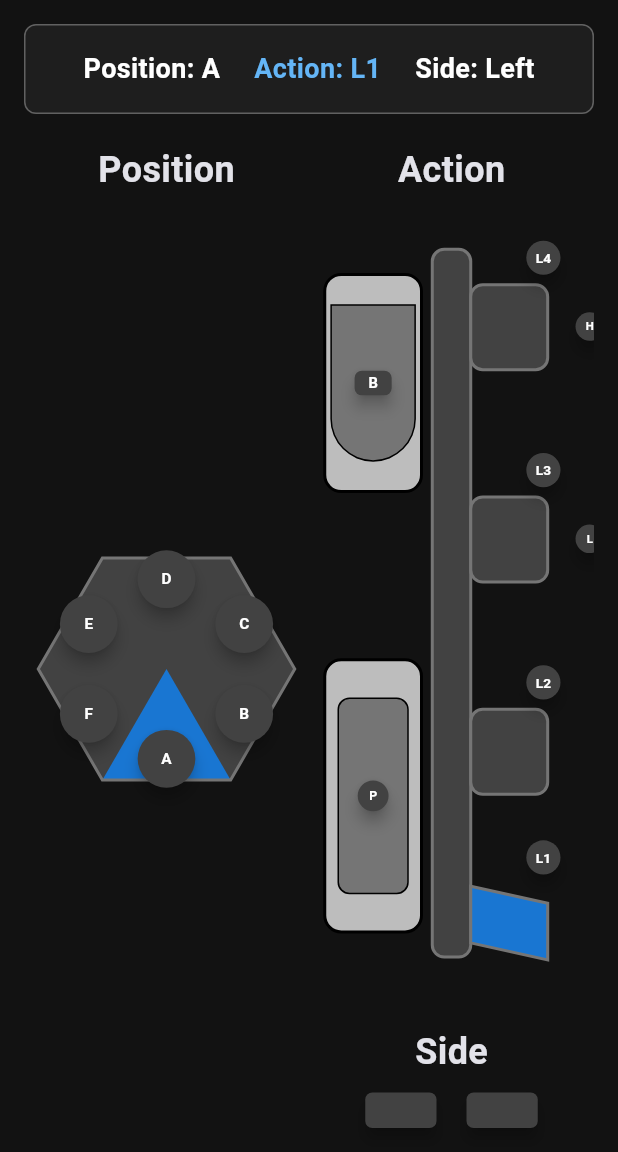
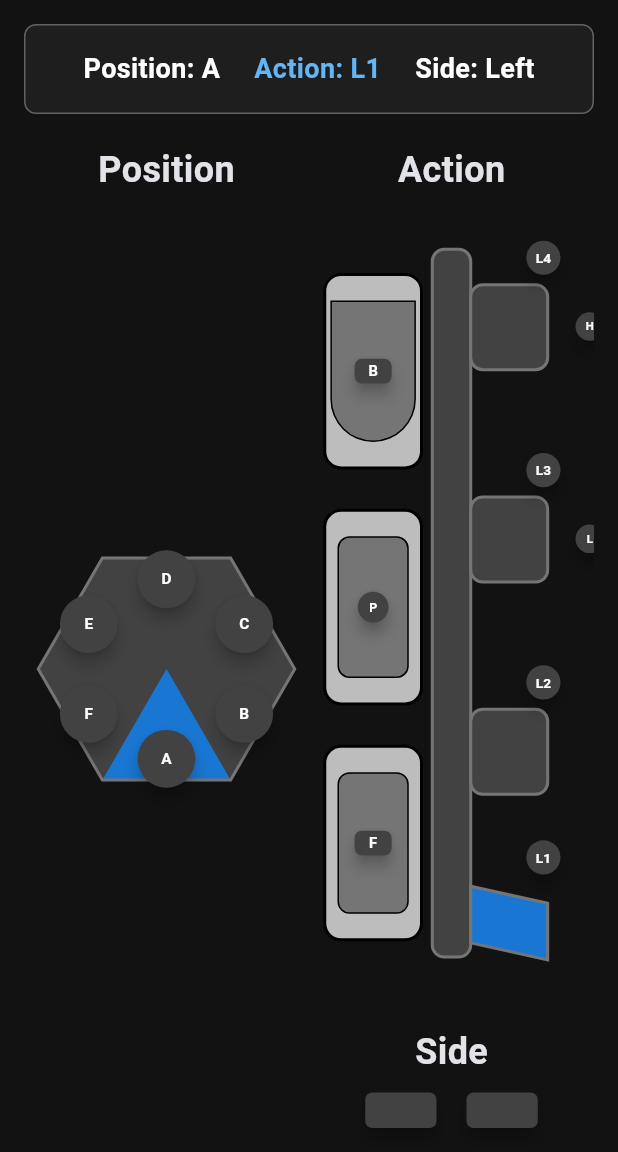
Before and after one commit to CshCyberhawks/2025OperatorConsole, a Flutter app: the screen it shows after launch, on a phone screen of 412 x 824 dp, the part 84-1236 px from its top. Run offline on Flutter 3.47's test engine with Material 3 defaults, Android fonts, the phone set to English and light mode, and no system bars; our stand-ins replace package_info_plus, shared_preferences; missing offline and left inert: messagepack, msgpack_dart; network calls fail; statements that could not run were skipped.

Commit message:
Added a feeder button

```diff
--- a/lib/screens/combined_selector.dart
+++ b/lib/screens/combined_selector.dart
@@ -199,14 +199,15 @@ class _CombinedSelectorState extends State<CombinedSelector> {
                     style: TextStyle(
                       fontSize: 18,
                       fontWeight: FontWeight.bold,
-                      color:
-                          _selectedAction.contains('Algae')
-                              ? Colors.green.shade300
-                              : _selectedAction == 'Processor'
+                      color: _selectedAction.contains('Algae')
+                          ? Colors.green.shade300
+                          : _selectedAction == 'Processor'
                               ? Colors.orange.shade300
                               : _selectedAction == 'Barge'
-                              ? Colors.purple.shade300
-                              : Colors.blue.shade300,
+                                  ? Colors.purple.shade300
+                                  : _selectedAction == 'Feeder'
+                                      ? Colors.red.shade300
+                                      : Colors.blue.shade300,
                     ),
                   ),
                   Text(
@@ -269,13 +270,11 @@ class _CombinedSelectorState extends State<CombinedSelector> {
                                       final Offset position = entry.value;
 
                                       // Calculate button position based on hexagon size
-                                      final double buttonX =
-                                          hexCenterX +
+                                      final double buttonX = hexCenterX +
                                           (position.dx / buttonDistance) *
                                               (hexSize / 2) *
                                               0.7;
-                                      final double buttonY =
-                                          hexCenterY +
+                                      final double buttonY = hexCenterY +
                                           (position.dy / buttonDistance) *
                                               (hexSize / 2) *
                                               0.7;
@@ -287,12 +286,10 @@ class _CombinedSelectorState extends State<CombinedSelector> {
                                           buttonSize * 1.5;
 
                                       return Positioned(
-                                        left:
-                                            buttonX -
+                                        left: buttonX -
                                             actualButtonSize /
                                                 2, // Center the button on the position
-                                        top:
-                                            buttonY -
+                                        top: buttonY -
                                             actualButtonSize /
                                                 2, // Center the button on the position
                                         child: _buildFaceButton(
@@ -355,8 +352,7 @@ class _CombinedSelectorState extends State<CombinedSelector> {
                                 final double shelfHeight = height * 0.9 * 0.08;
                                 final double shelfEndX =
                                     shelfStartX + shelfWidth;
-                                final double shelfEndY =
-                                    shelfStartY +
+                                final double shelfEndY = shelfStartY +
                                     shelfHeight * 0.3; // Slight tilt downward
 
                                 return Stack(
@@ -366,30 +362,75 @@ class _CombinedSelectorState extends State<CombinedSelector> {
                                     CustomPaint(
                                       size: Size(width * 0.9, height * 0.9),
                                       painter: BranchPainter(
-                                        selectedLevel:
-                                            _selectedAction.startsWith('L')
-                                                ? _selectedAction
-                                                : 'L1', // Default to L1 for branch painter if algae is selected
-                                        isAlgaeSelected:
-                                            _selectedAction.contains('Algae') ||
+                                        selectedLevel: _selectedAction
+                                                .startsWith('L')
+                                            ? _selectedAction
+                                            : 'L1', // Default to L1 for branch painter if algae is selected
+                                        isAlgaeSelected: _selectedAction
+                                                .contains('Algae') ||
                                             _selectedAction == 'Processor' ||
-                                            _selectedAction == 'Barge',
+                                            _selectedAction == 'Barge' ||
+                                            _selectedAction == 'Feeder',
                                       ),
                                     ),
 
-                                    // Processor visualization (rectangle with inner rectangle)
+                                    // Barge visualization (trough with button) - TOP
                                     Positioned(
-                                      left: width * 0.05,
-                                      bottom:
-                                          height * 0.08, // Position from bottom
+                                      left: width * 0.05, // Left aligned
+                                      top: height * 0.08, // Upper position
                                       child: Container(
                                         width: width * 0.35,
-                                        height: height * 0.35,
+                                        height: height * 0.25,
                                         decoration: BoxDecoration(
-                                          color:
-                                              _selectedAction == 'Processor'
-                                                  ? Colors.orange.shade200
-                                                  : Colors.grey.shade400,
+                                          color: _selectedAction == 'Barge'
+                                              ? Colors.purple.shade200
+                                              : Colors.grey.shade400,
+                                          borderRadius: BorderRadius.circular(
+                                            12,
+                                          ),
+                                          border: Border.all(
+                                            color: Colors.black,
+                                            width: 2,
+                                          ),
+                                        ),
+                                        child: Center(
+                                          child: Container(
+                                            width: width * 0.3,
+                                            height: height * 0.18,
+                                            decoration: BoxDecoration(
+                                              color: Colors.grey.shade600,
+                                              borderRadius:
+                                                  const BorderRadius.only(
+                                                bottomLeft: Radius.circular(
+                                                  30,
+                                                ),
+                                                bottomRight:
+                                                    Radius.circular(30),
+                                              ),
+                                              border: Border.all(
+                                                color: Colors.black,
+                                                width: 1,
+                                              ),
+                                            ),
+                                            child: Center(
+                                              child: _buildBargeButton(),
+                                            ),
+                                          ),
+                                        ),
+                                      ),
+                                    ),
+
+                                    // Processor visualization (rectangle with inner rectangle) - MIDDLE
+                                    Positioned(
+                                      left: width * 0.05, // Left aligned
+                                      top: height * 0.38, // Middle position
+                                      child: Container(
+                                        width: width * 0.35,
+                                        height: height * 0.25,
+                                        decoration: BoxDecoration(
+                                          color: _selectedAction == 'Processor'
+                                              ? Colors.orange.shade200
+                                              : Colors.grey.shade400,
                                           borderRadius: BorderRadius.circular(
                                             12,
                                           ),
@@ -401,7 +442,7 @@ class _CombinedSelectorState extends State<CombinedSelector> {
                                         child: Center(
                                           child: Container(
                                             width: width * 0.25,
-                                            height: height * 0.25,
+                                            height: height * 0.18,
                                             decoration: BoxDecoration(
                                               color: Colors.grey.shade600,
                                               borderRadius:
@@ -419,18 +460,17 @@ class _CombinedSelectorState extends State<CombinedSelector> {
                                       ),
                                     ),
 
-                                    // Barge visualization (trough with button)
+                                    // Feeder Intake visualization - BOTTOM
                                     Positioned(
-                                      left: width * 0.05,
-                                      top: height * 0.08, // Upper position
+                                      left: width * 0.05, // Left aligned
+                                      top: height * 0.68, // Bottom position
                                       child: Container(
                                         width: width * 0.35,
-                                        height: height * 0.28,
+                                        height: height * 0.25,
                                         decoration: BoxDecoration(
-                                          color:
-                                              _selectedAction == 'Barge'
-                                                  ? Colors.purple.shade200
-                                                  : Colors.grey.shade400,
+                                          color: _selectedAction == 'Feeder'
+                                              ? Colors.red.shade200
+                                              : Colors.grey.shade400,
                                           borderRadius: BorderRadius.circular(
                                             12,
                                           ),
@@ -441,25 +481,19 @@ class _CombinedSelectorState extends State<CombinedSelector> {
                                         ),
                                         child: Center(
                                           child: Container(
-                                            width: width * 0.3,
-                                            height: height * 0.2,
+                                            width: width * 0.25,
+                                            height: height * 0.18,
                                             decoration: BoxDecoration(
                                               color: Colors.grey.shade600,
                                               borderRadius:
-                                                  const BorderRadius.only(
-                                                    bottomLeft: Radius.circular(
-                                                      30,
-                                                    ),
-                                                    bottomRight:
-                                                        Radius.circular(30),
-                                                  ),
+                                                  BorderRadius.circular(8),
                                               border: Border.all(
                                                 color: Colors.black,
                                                 width: 1,
                                               ),
                                             ),
                                             child: Center(
-                                              child: _buildBargeButton(),
+                                              child: _buildFeederButton(),
                                             ),
                                           ),
                                         ),
@@ -468,12 +502,10 @@ class _CombinedSelectorState extends State<CombinedSelector> {
 
                                     // L1 button (on the shelf)
                                     Positioned(
-                                      left:
-                                          shelfEndX -
+                                      left: shelfEndX -
                                           width *
                                               0.12, // End of shelf minus half button width
-                                      top:
-                                          shelfEndY -
+                                      top: shelfEndY -
                                           height *
                                               0.03, // Adjust to center on shelf
                                       child: _buildActionButton(
@@ -484,14 +516,12 @@ class _CombinedSelectorState extends State<CombinedSelector> {
 
                                     // L2 button (bottom branch)
                                     Positioned(
-                                      left:
-                                          mainPipeLeft +
+                                      left: mainPipeLeft +
                                           mainPipeWidth +
                                           branchWidth -
                                           width *
                                               0.12, // End of branch minus half button width
-                                      top:
-                                          branchPositions[0] +
+                                      top: branchPositions[0] +
                                           branchHeight / 2 -
                                           height * 0.06, // Center on branch
                                       child: _buildActionButton(
@@ -502,13 +532,11 @@ class _CombinedSelectorState extends State<CombinedSelector> {
 
                                     // Algae Low (between L2 and L3)
                                     Positioned(
-                                      left:
-                                          mainPipeLeft +
+                                      left: mainPipeLeft +
                                           mainPipeWidth +
                                           branchWidth +
                                           10, // End of branch + fixed offset
-                                      top:
-                                          (branchPositions[0] +
+                                      top: (branchPositions[0] +
                                                   branchPositions[1]) /
                                               2 -
                                           height *
@@ -521,14 +549,12 @@ class _CombinedSelectorState extends State<CombinedSelector> {
 
                                     // L3 button (middle branch)
                                     Positioned(
-                                      left:
-                                          mainPipeLeft +
+                                      left: mainPipeLeft +
                                           mainPipeWidth +
                                           branchWidth -
                                           width *
                                               0.12, // End of branch minus half button width
-                                      top:
-                                          branchPositions[1] +
+                                      top: branchPositions[1] +
                                           branchHeight / 2 -
                                           height * 0.06, // Center on branch
                                       child: _buildActionButton(
@@ -539,13 +565,11 @@ class _CombinedSelectorState extends State<CombinedSelector> {
 
                                     // Algae High (between L3 and L4)
                                     Positioned(
-                                      left:
-                                          mainPipeLeft +
+                                      left: mainPipeLeft +
                                           mainPipeWidth +
                                           branchWidth +
                                           10, // End of branch + fixed offset
-                                      top:
-                                          (branchPositions[1] +
+                                      top: (branchPositions[1] +
                                                   branchPositions[2]) /
                                               2 -
                                           height *
@@ -558,14 +582,12 @@ class _CombinedSelectorState extends State<CombinedSelector> {
 
                                     // L4 button (top branch)
                                     Positioned(
-                                      left:
-                                          mainPipeLeft +
+                                      left: mainPipeLeft +
                                           mainPipeWidth +
                                           branchWidth -
                                           width *
                                               0.12, // End of branch minus half button width
-                                      top:
-                                          branchPositions[2] +
+                                      top: branchPositions[2] +
                                           branchHeight / 2 -
                                           height * 0.06, // Center on branch
                                       child: _buildActionButton(
@@ -753,6 +775,40 @@ class _CombinedSelectorState extends State<CombinedSelector> {
     );
   }
 
+  Widget _buildFeederButton() {
+    bool isSelected = _selectedAction == 'Feeder';
+
+    // Get the context size
+    final Size screenSize = MediaQuery.of(context).size;
+    final double buttonWidth = screenSize.width * 0.06;
+    final double buttonHeight = screenSize.width * 0.04;
+
+    return SizedBox(
+      width: buttonWidth,
+      height: buttonHeight,
+      child: ElevatedButton(
+        onPressed: () => _selectAction('Feeder'),
+        style: ElevatedButton.styleFrom(
+          backgroundColor:
+              isSelected ? Colors.red.shade700 : Colors.grey.shade800,
+          foregroundColor: Colors.white,
+          shape: RoundedRectangleBorder(
+            borderRadius: BorderRadius.circular(buttonHeight * 0.3),
+          ),
+          padding: EdgeInsets.zero,
+          elevation: isSelected ? 8 : 4,
+        ),
+        child: Text(
+          'F',
+          style: TextStyle(
+            fontSize: buttonHeight * 0.6,
+            fontWeight: FontWeight.bold,
+          ),
+        ),
+      ),
+    );
+  }
+
   Widget _buildSideButton(String side, double width) {
     bool isSelected = _selectedSide == side;
 
```
